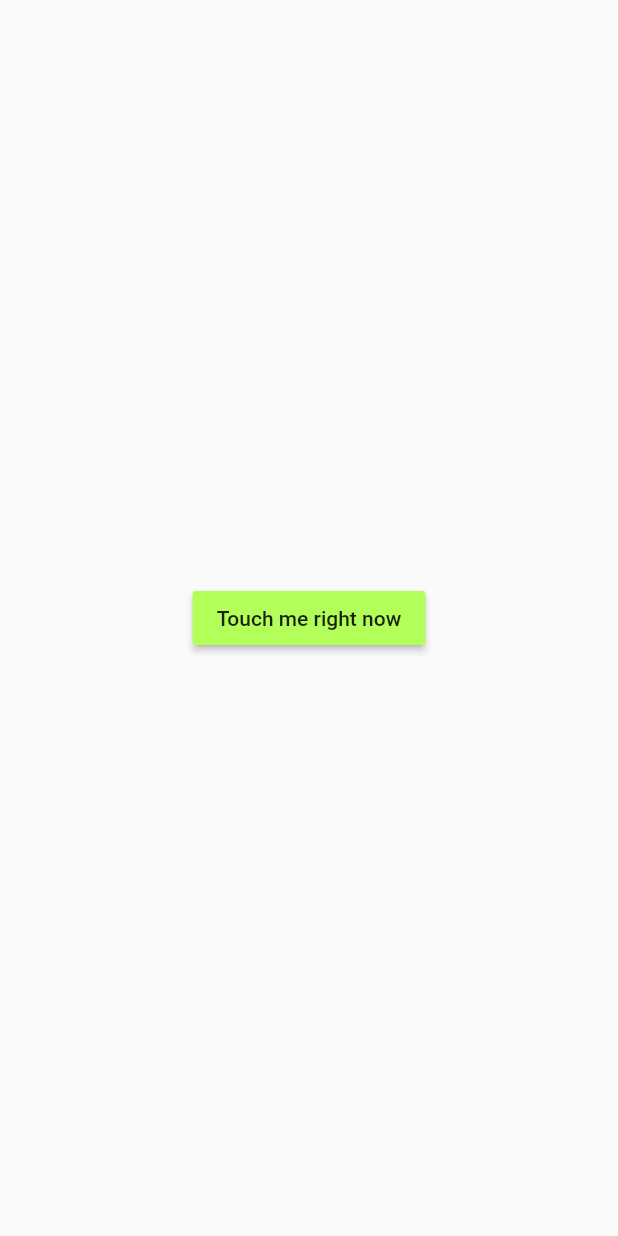
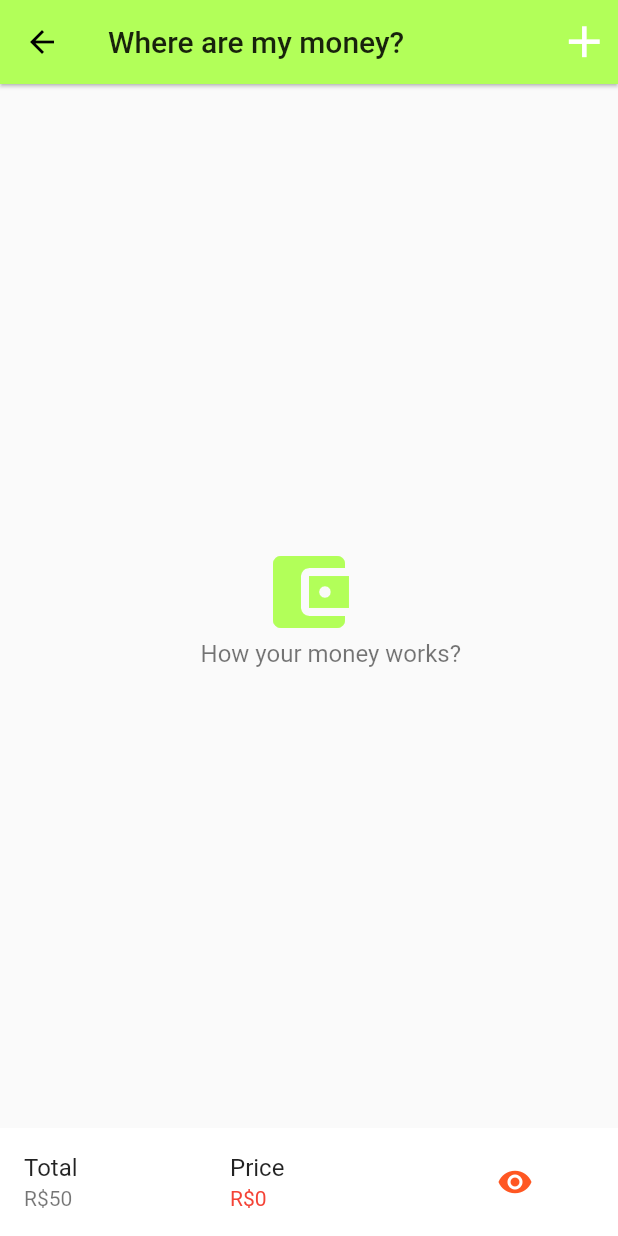
Before and after one commit to TudsDude/MoneyManager, a Flutter app: the screen it shows after launch, after a tap on "SKIP TUTORIAL", on a phone screen of 412 x 824 dp. Run offline on Flutter 3.47's test engine with Material 2 defaults, Android fonts, the phone set to English and light mode, and no system bars.

Commit message:
first commit

```diff
--- a/lib/User_interface/Pages/home_screen.dart
+++ b/lib/User_interface/Pages/home_screen.dart
@@ -1,26 +1,91 @@
 import 'package:flutter/material.dart';
+import 'package:nagarro_cash_app/utility/comp.dart';
 
-class HomeScreenPage extends StatefulWidget {
+
+class MyApp extends StatelessWidget {
   @override
-  _HomeScreenPageState createState() => _HomeScreenPageState();
+  Widget build(BuildContext context) {
+    return MaterialApp(
+      debugShowCheckedModeBanner: false,
+      title: 'Money administration',
+      theme: ThemeData(
+        primarySwatch: Colors.blue,
+      ),
+      home: MyHomePage(title: 'Homepage'),
+    );
+  }
 }
 
-class _HomeScreenPageState extends State<HomeScreenPage>
-    with TickerProviderStateMixin {
+class MyHomePage extends StatefulWidget {
+  MyHomePage({Key key, this.title}) : super(key: key);
+
+  final String title;
+
+  @override
+  _MyHomePageState createState() => _MyHomePageState();
+}
+
+class _MyHomePageState extends State<MyHomePage> {
   @override
   Widget build(BuildContext context) {
-    // TODO: implement build
+    final mediaQueryData = MediaQuery.of(context);
+    final size = mediaQueryData.size.width;
     return Scaffold(
+      appBar: AppBar(
+        title: Text("Where are my money?"),
+        backgroundColor: Colors.lightGreenAccent,
+        elevation: 1.0,
+        actions: <Widget>[
+          new IconButton(icon: Icon(Icons.add, size: 35,color: Colors.white,),
+              onPressed: (){
+                showDialog(context: context,
+                    builder: (context)=> new AlertDialog(
+                      title: new Text("Add"),
+                      content: new Container(
+                        height: 160.0,
+                        child: new AlertComponent(),
+                      ),
+                    ));
+              }),
+        ],
 
-        body: Center(
+      ),
+      body: new Stack(
+        children: <Widget>[
+          Center(
+            child: ListTile(
+              title: new Icon(Icons.account_balance_wallet, size: 64.0, color: Colors.lightGreenAccent,),
+              subtitle: new Padding(padding: EdgeInsets.only(left: size / 3.5),
+                child: new Text("How your money works?", style: TextStyle(fontSize: 16.0)),),
+            ),
+          )
+        ],
+      ),
+      bottomNavigationBar: new Container(
+        color: Colors.white,
+        child: Row(
+          children: <Widget>[
+            Expanded(
+              child: ListTile(
+                title: new Text("Total"),
+                subtitle: new Text("R\$50"),
+              ),
+            ),
+            Expanded(
+              child: ListTile(
+                title: new Text("Price"),
+                subtitle: new Text("R\$0", style: TextStyle(color: Colors.red),),
+              ),
+            ),
+            Expanded(
+              child: new IconButton(icon: Icon(Icons.remove_red_eye, color: Colors.deepOrange,),
+                  onPressed: (){
 
-              child: RaisedButton(
-                color: Colors.lightGreenAccent,
-                onPressed: () {},
-                child: Text("Touch me right now"),
-              )
-
-          ),
-        );
+                  }),
+            ),
+          ],
+        ),
+      ),
+    );
   }
 }
--- a/lib/User_interface/Pages/loading_screen/loading_screen.dart
+++ b/lib/User_interface/Pages/loading_screen.dart
@@ -15,7 +15,7 @@ class _LoadingScreenState extends State<LoadingScreen> {
   void initState() {
     // TODO: implement initState
     super.initState();
-    Timer(Duration(seconds: 3), () => Navi.goToIntro(context));
+    Timer(Duration(seconds: 2), () => Navi.goToIntro(context));
   }
 
   @override
--- a/lib/User_interface/Widgets/walkthrough.dart
+++ b/lib/User_interface/Widgets/walkthrough.dart
@@ -49,7 +49,7 @@ class WalkthroughState extends State<Walkthrough>
       padding: EdgeInsets.all(20.0),
       child: Material(
         animationDuration: Duration(milliseconds: 500),
-        elevation: 2.0,
+        elevation: 0.0,
         borderRadius: BorderRadius.all(Radius.circular(5.0)),
         child: Column(
           mainAxisSize: MainAxisSize.min,
@@ -57,7 +57,7 @@ class WalkthroughState extends State<Walkthrough>
           children: <Widget>[
             new Transform(
               transform:
-                  new Matrix4.translationValues(animation.value, 0.0, 0.0),
+                  new Matrix4.translationValues(0, 0, 0),
               child: new Text(
                 widget.title,
                 style: TextStyle(
@@ -67,7 +67,7 @@ class WalkthroughState extends State<Walkthrough>
               ),
             ),
             new Transform(
-              transform: new Matrix4.translationValues(animation.value, 0, 0),
+              transform: new Matrix4.translationValues(0, 0, 0),
               child: new Text(widget.content,
                   softWrap: true,
                   textAlign: TextAlign.center,
--- a/lib/main.dart
+++ b/lib/main.dart
@@ -1,11 +1,12 @@
 
 import 'package:flutter/material.dart';
+import 'package:nagarro_cash_app/User_interface/Pages/expenses.dart';
 import 'package:nagarro_cash_app/User_interface/Pages/home_screen.dart';
 import 'package:nagarro_cash_app/User_interface/Pages/intro_screen.dart';
-import 'package:nagarro_cash_app/User_interface/Pages/loading_screen/loading_screen.dart';
+import 'package:nagarro_cash_app/User_interface/Pages/loading_screen.dart';
 
 var routes = <String,WidgetBuilder> {
-  "/Home": (BuildContext context) => HomeScreenPage(),
+  "/Home": (BuildContext context) => MyHomePage(),
   "/IntroPage": (BuildContext context) => IntroScreenPage(),
 };
 void main() => runApp(MaterialApp(
--- a/pubspec.yaml
+++ b/pubspec.yaml
@@ -23,6 +23,7 @@ dependencies:
   # The following adds the Cupertino Icons font to your application.
   # Use with the CupertinoIcons class for iOS style icons.
   cupertino_icons: ^0.1.2
+  shared_preferences: ^0.5.6+1
 
 dev_dependencies:
   flutter_test:
```
Also changed, not shown: lib/User_interface/Pages/incomes.dart (added, +94 -0 lines), lib/utility/comp.dart (added, +48 -0 lines), pubspec.lock, 2 other files.
